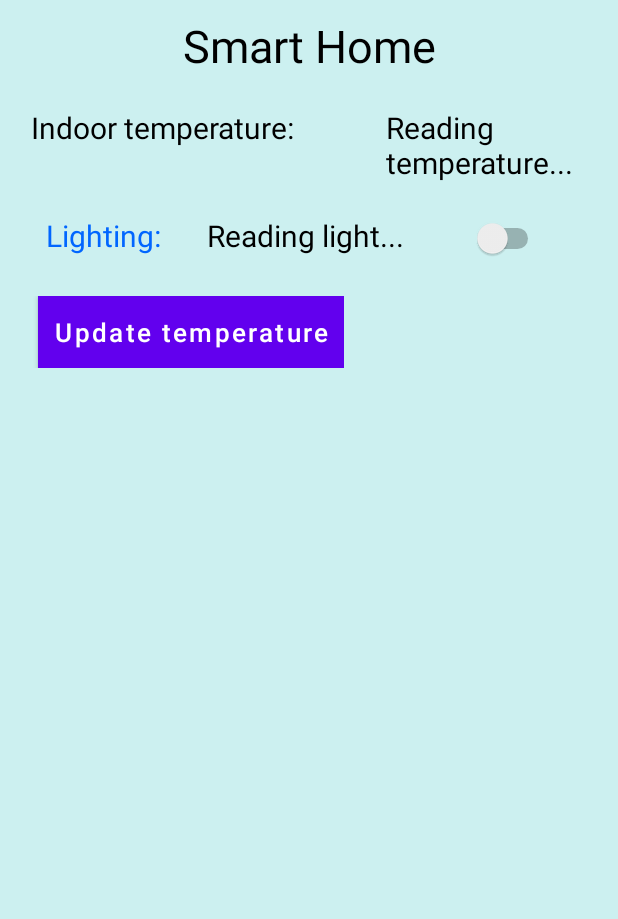
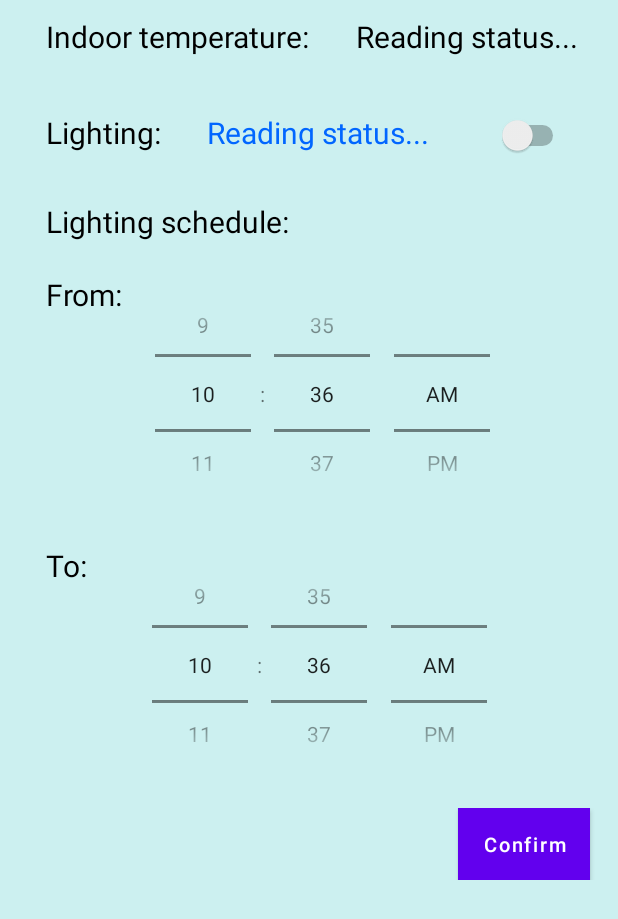
Before and after one commit to Siyue-Lu/IoT2022, an Android app: the layout content_main.xml on its own in the app's theme, with its tools: preview values and no code run, on a phone screen of 412 x 824 dp. Shown: the top 919 px of the screen. Run offline under Robolectric (Android 15) with nearby library versions, the light colour scheme and no system bars.

Commit message:
finished lightning schedule logic

```diff
--- a/app/build.gradle
+++ b/app/build.gradle
@@ -8,7 +8,7 @@ android {
 
     defaultConfig {
         applicationId "com.example.iot2022group7"
-        minSdkVersion 16
+        minSdkVersion 23
         targetSdkVersion 33
         versionCode 1
         versionName "1.0"
--- a/app/src/main/res/layout/content_main.xml
+++ b/app/src/main/res/layout/content_main.xml
@@ -1,46 +1,34 @@
 <?xml version="1.0" encoding="utf-8"?>
 <LinearLayout xmlns:android="http://schemas.android.com/apk/res/android"
-    android:orientation="vertical"
     android:layout_width="match_parent"
     android:layout_height="match_parent"
-    android:background="@color/activitybackground">
-
-
-
-    <TextView
-        android:id="@+id/title"
-        android:layout_width="fill_parent"
-        android:layout_height="wrap_content"
-        android:padding="10dip"
-        android:gravity="center"
-        android:text="@string/txv_title_temp"
-        android:textColor="@color/black_alpha"
-        android:textSize="30sp" />
+    android:background="@color/activitybackground"
+    android:orientation="vertical">
 
     <LinearLayout
-        android:orientation="horizontal"
         android:layout_width="wrap_content"
         android:layout_height="wrap_content"
-        android:padding="5dip"
-        >
+        android:orientation="horizontal"
+        android:padding="5dip">
+
         <TextView
             android:id="@+id/indoorTemp"
             android:layout_width="wrap_content"
             android:layout_height="wrap_content"
+            android:layout_marginLeft="20dp"
+            android:layout_marginBottom="15dp"
             android:padding="5dip"
-            android:layout_marginLeft="10dp"
             android:text="@string/txv_indoor_temp"
             android:textColor="@color/black_alpha"
-            android:textSize="20sp"
-            android:layout_marginBottom="15dp"/>
+            android:textSize="20sp" />
 
         <TextView
             android:id="@+id/indoorTempShow"
             android:layout_width="wrap_content"
             android:layout_height="wrap_content"
+            android:layout_marginLeft="20dp"
             android:padding="5dip"
-            android:layout_marginLeft="50dp"
-            android:text="@string/txv_indoor_temp_show"
+            android:text="@string/txv_show"
             android:textColor="@color/black_alpha"
             android:textSize="20sp" />
 
@@ -48,28 +36,29 @@
 
 
     <LinearLayout
-        android:orientation="horizontal"
         android:layout_width="wrap_content"
         android:layout_height="wrap_content"
+        android:orientation="horizontal"
         android:padding="5dip">
+
         <TextView
             android:id="@+id/outdoorLight"
             android:layout_width="wrap_content"
             android:layout_height="wrap_content"
+            android:layout_marginLeft="20dp"
             android:padding="5dip"
-            android:layout_marginLeft="20dp"
             android:text="@string/txv_outdoor_light"
-            android:textColor="@color/blue_text"
+            android:textColor="@color/black_alpha"
             android:textSize="20sp" />
 
         <TextView
             android:id="@+id/outdoorLightShow"
             android:layout_width="wrap_content"
             android:layout_height="wrap_content"
+            android:layout_marginLeft="20dp"
             android:padding="5dip"
-            android:layout_marginLeft="20dp"
-            android:text="@string/txv_outdoor_light_show"
-            android:textColor="@color/black_alpha"
+            android:text="@string/txv_show"
+            android:textColor="@color/blue_text"
             android:textSize="20sp" />
 
         <Switch
@@ -79,42 +68,95 @@
             android:layout_marginLeft="40dp" />
 
     </LinearLayout>
+
     <LinearLayout
-        android:orientation="horizontal"
         android:layout_width="wrap_content"
         android:layout_height="wrap_content"
+        android:orientation="horizontal"
+        android:padding="5dip"></LinearLayout>
+
+    <LinearLayout
+        android:layout_width="wrap_content"
+        android:layout_height="wrap_content"
+        android:orientation="horizontal"
         android:padding="5dip">
 
+        <TextView
+            android:id="@+id/lightSchedule"
+            android:layout_width="wrap_content"
+            android:layout_height="wrap_content"
+            android:layout_marginLeft="20dp"
+            android:padding="5dip"
+            android:text="@string/txv_light_schedule"
+            android:textColor="@color/black_alpha"
+            android:textSize="20sp" />
+    </LinearLayout>
+
+    <LinearLayout
+        android:layout_width="match_parent"
+        android:layout_height="wrap_content"
+        android:orientation="horizontal"
+        android:padding="5dip">
+
+        <TextView
+            android:id="@+id/lightScheduleFrom"
+            android:layout_width="wrap_content"
+            android:layout_height="wrap_content"
+            android:layout_marginLeft="20dp"
+            android:padding="5dip"
+            android:text="@string/txv_light_schedule_from"
+            android:textColor="@color/black_alpha"
+            android:textSize="20sp" />
+
+        <TimePicker
+            android:id="@+id/time_picker_from"
+            android:layout_width="wrap_content"
+            android:layout_height="170dp"
+            android:timePickerMode="spinner" />
+    </LinearLayout>
+
+    <LinearLayout
+        android:layout_width="match_parent"
+        android:layout_height="wrap_content"
+        android:orientation="horizontal"
+        android:padding="5dip">
+
+        <TextView
+            android:id="@+id/lightScheduleTo"
+            android:layout_width="wrap_content"
+            android:layout_height="wrap_content"
+            android:layout_marginLeft="20dp"
+            android:padding="5dip"
+            android:text="@string/txv_light_schedule_to"
+            android:textColor="@color/black_alpha"
+            android:textSize="20sp" />
+
+        <TimePicker
+            android:id="@+id/time_picker_to"
+            android:layout_width="wrap_content"
+            android:layout_height="170dp"
+            android:layout_marginLeft="22dp"
+            android:timePickerMode="spinner" />
 
     </LinearLayout>
 
     <LinearLayout
+        android:layout_width="match_parent"
+        android:layout_height="wrap_content"
         android:orientation="horizontal"
-        android:layout_width="wrap_content"
-        android:layout_height="wrap_content"
         android:padding="5dip">
 
         <Button
-            android:id="@+id/btnUpdateTemp"
+            android:id="@+id/btnConfirmTime"
             android:layout_width="wrap_content"
             android:layout_height="wrap_content"
-            android:layout_marginLeft="20dp"
+            android:layout_marginLeft="300dp"
             android:background="@color/colorPrimary"
             android:padding="5dip"
-            android:text=" Update temperature "
+            android:text="@string/txv_btn_confirm"
             android:textAllCaps="false"
             android:textColor="#FFFFFF"
-            android:textSize="17sp" />
-    </LinearLayout>
-
-    <LinearLayout
-        android:orientation="horizontal"
-        android:layout_width="wrap_content"
-        android:layout_height="wrap_content"
-        android:padding="5dip">
-
-
-
+            android:textSize="13sp" />
     </LinearLayout>
 
 </LinearLayout>
--- a/app/src/main/res/values/strings.xml
+++ b/app/src/main/res/values/strings.xml
@@ -2,9 +2,12 @@
     <string name="app_name">IoT 2022 Group 7</string>
     <string name="txv_title_temp">Smart Home</string>
     <string name="txv_indoor_temp">Indoor temperature:</string>
-    <string name="txv_indoor_temp_show">Reading temperature...</string>
+    <string name="txv_show">Reading status...</string>
     <string name="txv_outdoor_light">Lighting:</string>
-    <string name="txv_outdoor_light_show">Reading light...</string>
     <string name="txv_on">On</string>
     <string name="txv_off">Off</string>
+    <string name="txv_light_schedule">Lighting schedule:</string>
+    <string name="txv_light_schedule_from">From:</string>
+    <string name="txv_light_schedule_to">To:</string>
+    <string name="txv_btn_confirm">Confirm</string>
 </resources>
```
Also changed, not shown: app/src/main/java/com/example/iot2022group7/MainActivity.java (+52 -10 lines).
